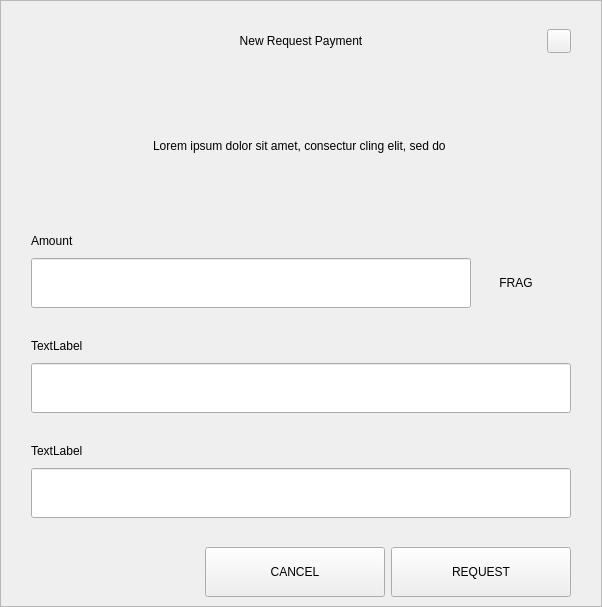
First picture: the form in src/qt/gamefrag/forms/requestdialog.ui, repository Game-Frag/game-frag-coin, before the edit.
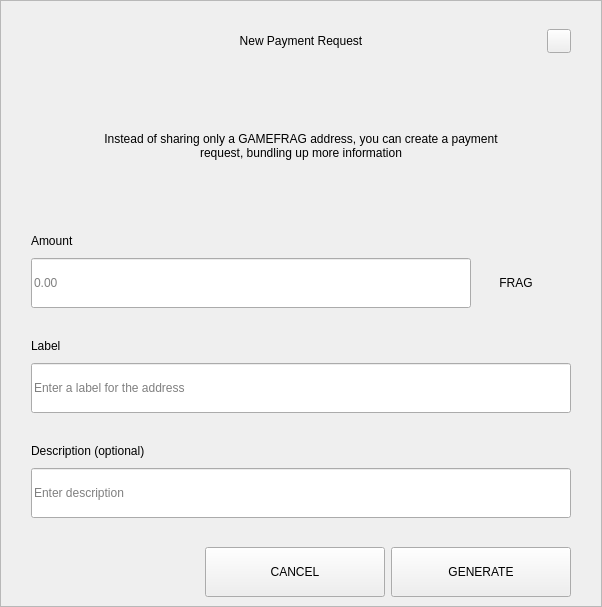
Second picture: the form after the edit.

Diff of the .ui file:
```diff
--- a/src/qt/gamefrag/forms/requestdialog.ui
+++ b/src/qt/gamefrag/forms/requestdialog.ui
@@ -92,7 +92,7 @@
            <string notr="true">padding-left:24px;</string>
           </property>
           <property name="text">
-           <string>New Request Payment</string>
+           <string>New Payment Request</string>
           </property>
           <property name="alignment">
            <set>Qt::AlignCenter</set>
@@ -210,7 +210,7 @@
              </size>
             </property>
             <property name="text">
-             <string>Lorem ipsum dolor sit amet, consectur cling elit, sed do </string>
+             <string>Instead of sharing only a GAMEFRAG address, you can create a payment request, bundling up more information</string>
             </property>
             <property name="alignment">
              <set>Qt::AlignCenter</set>
@@ -289,6 +289,9 @@
                     <height>50</height>
                    </size>
                   </property>
+                  <property name="placeholderText">
+                   <string notr="true">0.00</string>
+                  </property>
                  </widget>
                 </item>
                 <item>
@@ -376,7 +379,7 @@
                </size>
               </property>
               <property name="text">
-               <string>TextLabel</string>
+               <string>Label</string>
               </property>
              </widget>
             </item>
@@ -394,6 +397,9 @@
                 <height>50</height>
                </size>
               </property>
+              <property name="placeholderText">
+               <string>Enter a label for the address</string>
+              </property>
              </widget>
             </item>
            </layout>
@@ -434,7 +440,7 @@
                </size>
               </property>
               <property name="text">
-               <string>TextLabel</string>
+               <string>Description (optional)</string>
               </property>
              </widget>
             </item>
@@ -452,6 +458,9 @@
                 <height>50</height>
                </size>
               </property>
+              <property name="placeholderText">
+               <string>Enter description</string>
+              </property>
              </widget>
             </item>
             <item>
@@ -672,7 +681,7 @@
             <enum>Qt::NoFocus</enum>
            </property>
            <property name="text">
-            <string>REQUEST</string>
+            <string>GENERATE</string>
            </property>
           </widget>
          </item>
```
